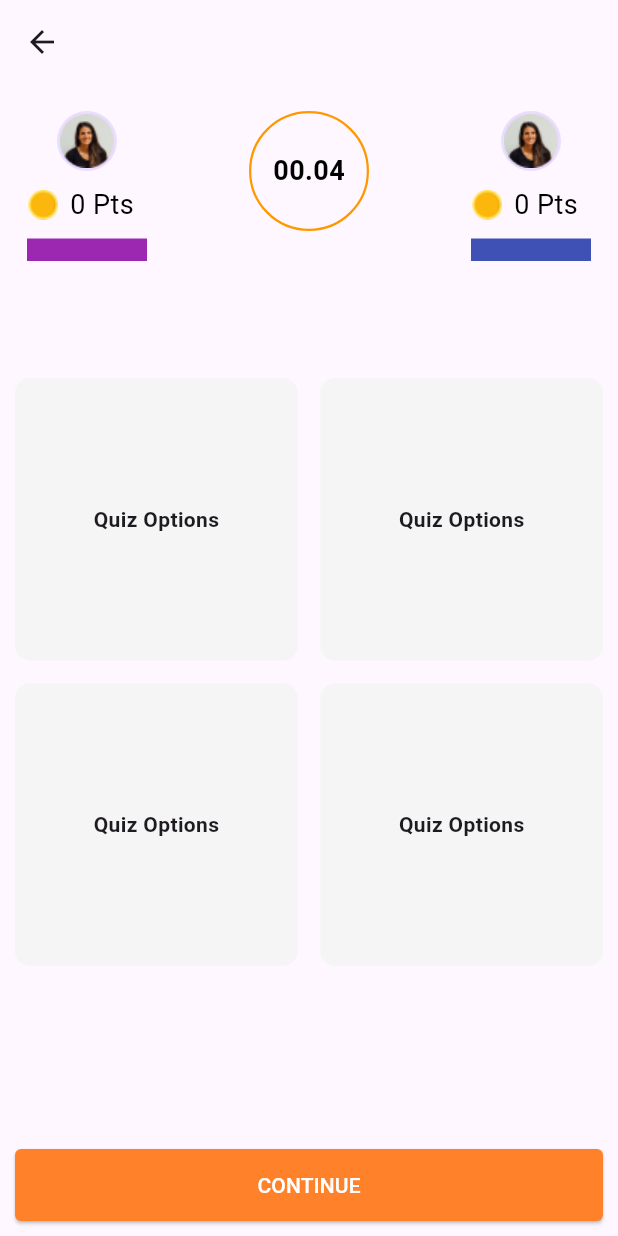
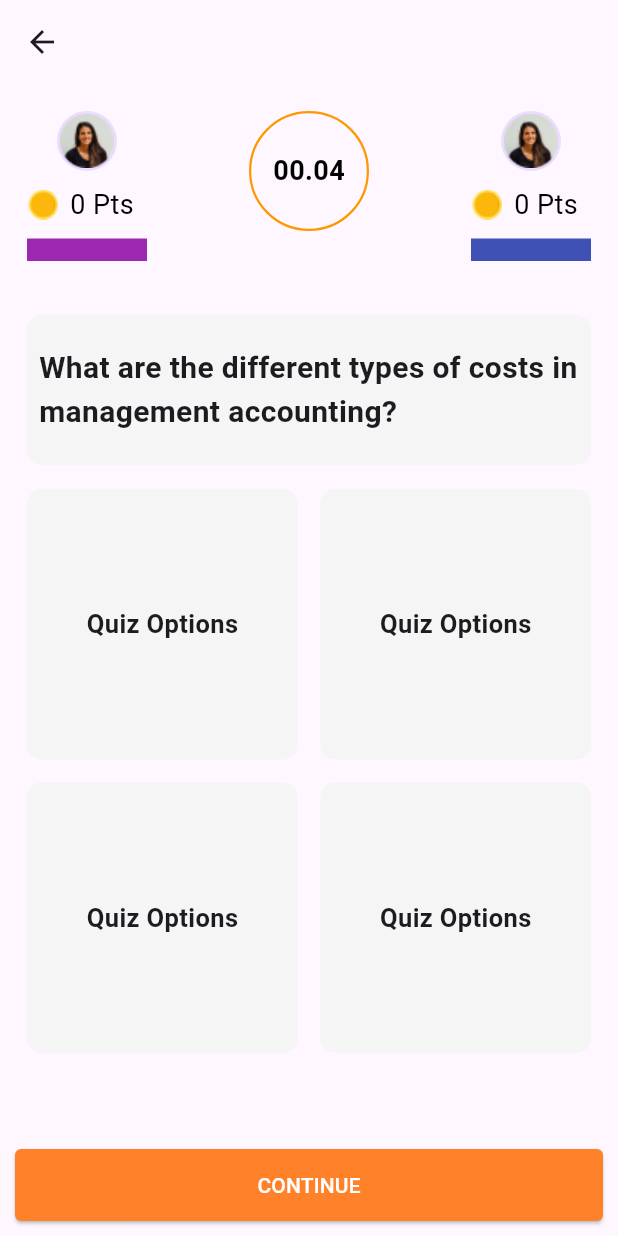
Before and after one commit to Toffee23/course-view, a Flutter app: the quizView5 screen opened directly, on a phone screen of 412 x 824 dp. Run offline on Flutter 3.47's test engine with Material 3 defaults, Android fonts, the phone set to English and light mode, and no system bars; our stand-ins replace cached_network_image, chewie, dio, flutter_riverpod, hex, shimmer and 1 more; missing offline and left inert: encrypt; network calls fail.

Commit message:
update jan6

```diff
--- a/lib/pages/quiz_view/quizView5.dart
+++ b/lib/pages/quiz_view/quizView5.dart
@@ -97,11 +97,31 @@ class quizView5 extends StatelessWidget {
           //end of points section
 
           const SizedBox(
-            height: 70,
+            height: 20,
+          ),
+
+          Padding(
+            padding: const EdgeInsets.all(8.0),
+            child: Container(
+              height: 100,
+              decoration: BoxDecoration(
+                          borderRadius: BorderRadius.circular(10),
+                          color: Colors.grey[100]),
+                          child: const Padding(
+                            padding: EdgeInsets.all(8.0),
+                            child: Center(
+                              child: Text("What are the different types of costs in management accounting?",style: TextStyle(
+                                    fontWeight: FontWeight.bold, fontSize: 20
+                                  )),
+                            ),
+                          ),
+            ),
           ),
 
           //quiz section
           Expanded(
+            child: Padding(
+              padding: const EdgeInsets.all(8.0),
               child: GridView.builder(
                 gridDelegate: const SliverGridDelegateWithFixedCrossAxisCount(
                   crossAxisCount: 2,
@@ -117,9 +137,10 @@ class quizView5 extends StatelessWidget {
                       child: const Center(
                           child: Text("Quiz Options",
                               style: TextStyle(
-                              fontWeight: FontWeight.bold,
+                                fontWeight: FontWeight.bold,fontSize: 17
                               ))));
                 },
+              ),
             ),
           ),
 
```
Lines whose indentation alone changed are shown as unchanged.
